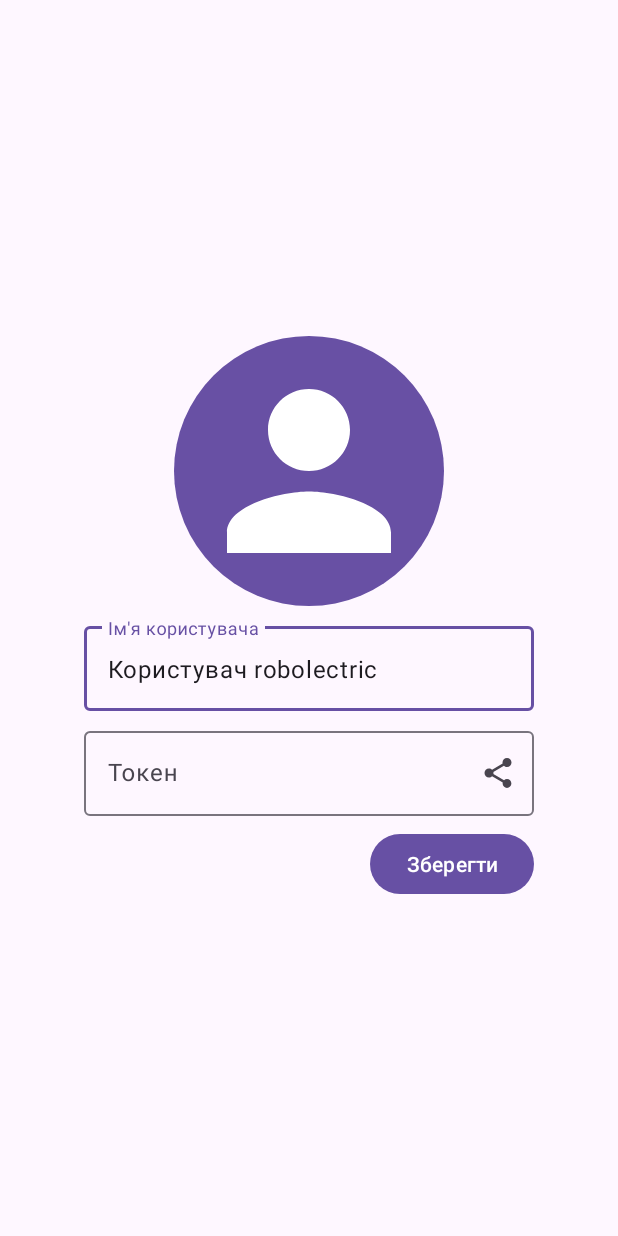
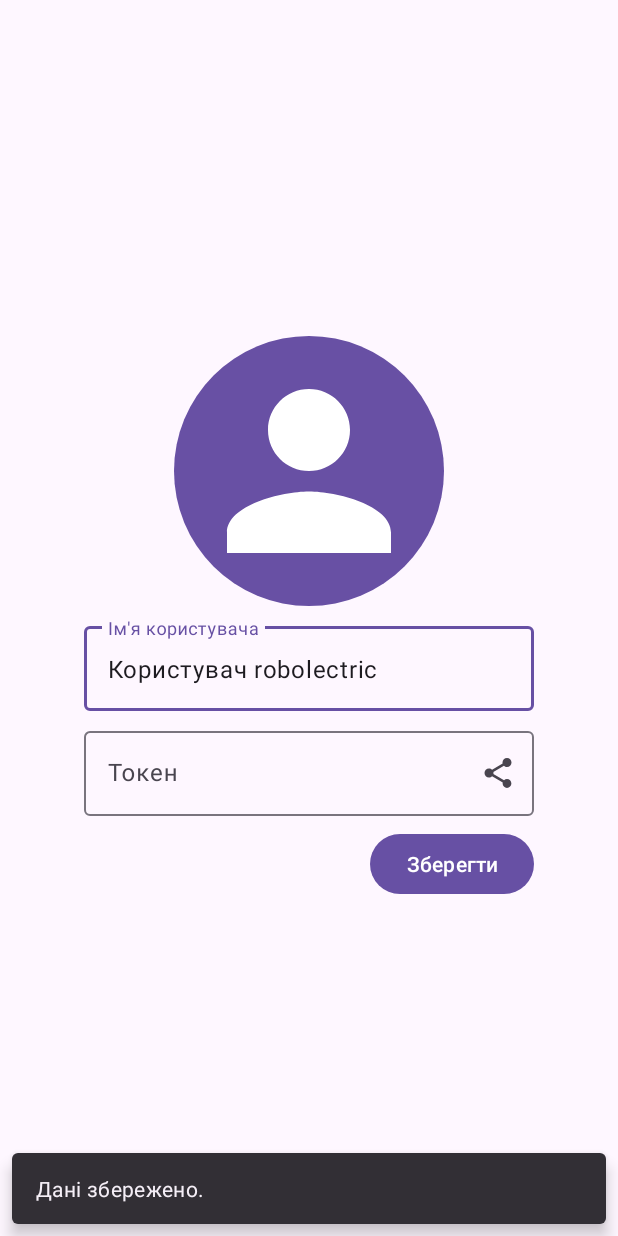
Before and after one commit to infinitum1984/HeartMonitor, an Android app built with Jetpack Compose: the fragment ProfileFragment shown on its own in the app's theme, after a tap on "Зберегти", on a phone screen of 412 x 824 dp. Run offline under Robolectric (Android 15) with nearby library versions, the phone set to English and light mode, and no system bars; our stand-ins replace Room's generated code; 3 statements that could not run were skipped.

Commit message:
Show name in message added.

```diff
--- a/app/src/main/java/com/empty/heartmonitor/profile/ProfileFragment.kt
+++ b/app/src/main/java/com/empty/heartmonitor/profile/ProfileFragment.kt
@@ -8,6 +8,7 @@ import android.view.ViewGroup
 import androidx.fragment.app.Fragment
 import androidx.lifecycle.lifecycleScope
 import com.empty.heartmonitor.databinding.FragmentProfileBinding
+import com.google.android.material.snackbar.Snackbar
 import kotlinx.coroutines.flow.launchIn
 import kotlinx.coroutines.flow.onEach
 import org.koin.androidx.viewmodel.ext.android.viewModel
@@ -35,7 +36,14 @@ class ProfileFragment : Fragment() {
             binding.textToken.setText(it)
         }.launchIn(lifecycleScope)
         binding.saveBtn.setOnClickListener {
-            viewModel.saveName(binding.textName.text.toString())
+            if (binding.textName.text.toString().isEmpty()) {
+                Snackbar.make(binding.root, "Ім'я пусте, дані не збережено!", Snackbar.LENGTH_SHORT)
+                    .show()
+
+            } else {
+                viewModel.saveName(binding.textName.text.toString())
+                Snackbar.make(binding.root, "Дані збережено.", Snackbar.LENGTH_SHORT).show()
+            }
         }
         binding.textTokenLayout.setEndIconOnClickListener {
             shareToken(binding.textToken.text.toString())
--- a/app/src/main/java/com/empty/heartmonitor/tracking/data/BaseTrackingRepository.kt
+++ b/app/src/main/java/com/empty/heartmonitor/tracking/data/BaseTrackingRepository.kt
@@ -77,7 +77,7 @@ class BaseTrackingRepository(
             try {
                 messagingManager.sendMessage(
                     watcher.guid,
-                    "Критичні показники",
+                    "Критичні показники від ${dataStore.getUserName()}",
                     "${bleData.avgBpm}уд/хв ${bleData.temperature}°C"
                 )
                 delay(200)
```
